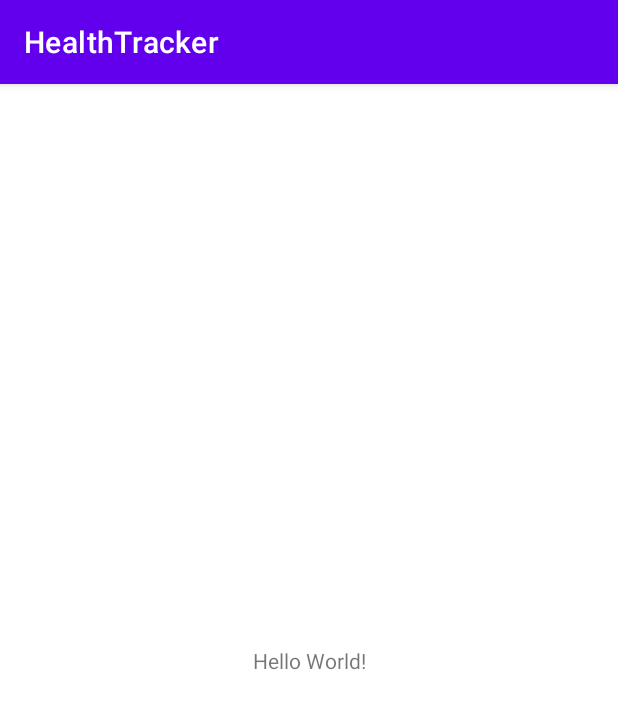
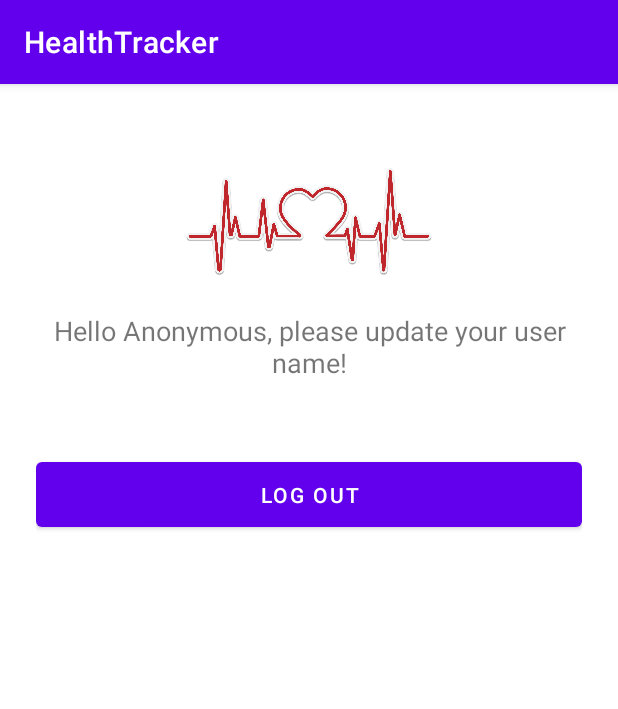
Before and after one commit to r0somak/HealthTracker, an Android app: the screen it shows after launch once a user with an empty profile is signed in (MainActivity), on a phone screen of 412 x 824 dp. Shown: the top 709 px of the screen. Run offline under Robolectric (Android 15) with nearby library versions, the phone set to English and light mode, and no system bars; our stand-ins replace Firebase (no records; nobody signed in at launch, a user with empty details on screens opened directly).

Commit message:
Logowanie i wylogowanie z aplikacji

```diff
--- a/app/src/main/java/com/example/healthtracker/MainActivity.java
+++ b/app/src/main/java/com/example/healthtracker/MainActivity.java
@@ -5,12 +5,16 @@ import androidx.appcompat.app.AppCompatActivity;
 
 import android.content.Intent;
 import android.os.Bundle;
+import android.widget.TextView;
 
+import com.google.android.material.button.MaterialButton;
 import com.google.firebase.auth.FirebaseAuth;
 import com.google.firebase.auth.FirebaseUser;
 
 public class MainActivity extends AppCompatActivity {
     private FirebaseAuth mAuth;
+    MaterialButton _logOutButton;
+    TextView _userDisplayName;
 
 
     @Override
@@ -22,17 +26,22 @@ public class MainActivity extends AppCompatActivity {
             // Not signed in, launch the Sign In activity
             startActivity(new Intent(this, SignInActivity.class));
         }
+        _userDisplayName = (TextView)findViewById(R.id.user_display_name);
+        _logOutButton = (MaterialButton)findViewById(R.id.btn_logout);
+        _logOutButton.setOnClickListener(v -> signOut());
+
+        _userDisplayName.setText("Hello " + getUserName() + "!");
     }
 
-//    @Override
-//    public void onStart() {
-//        super.onStart();
-//        // Check if user is signed in (non-null) and update UI accordingly.
-//        FirebaseUser currentUser = mAuth.getCurrentUser();
-//        if(currentUser != null){
-//            currentUser.reload();
-//        }
-//    }
+    @Override
+    public void onStart() {
+        super.onStart();
+        // Check if user is signed in (non-null) and update UI accordingly.
+        FirebaseUser currentUser = mAuth.getCurrentUser();
+        if(currentUser != null){
+            currentUser.reload();
+        }
+    }
 
     @Nullable
     private String getUserPhotoUrl() {
@@ -43,20 +52,26 @@ public class MainActivity extends AppCompatActivity {
         return null;
     }
 
-//    private String getUserName() {
-//        FirebaseUser user = mAuth.getCurrentUser();
-//        if (user != null) {
-//            return user.getDisplayName();
-//        }
-////        return user.isAnonymous();
-//    }
+    private String getUserName() {
+        FirebaseUser user = mAuth.getCurrentUser();
+        if (user != null) {
+            if(user.getDisplayName().equals(""))
+            {
+                return "Anonymous, please update your user name";
+            }else{
+                return user.getDisplayName();
+            }
+        }else
+        {
+            return "Anonymous!";
+        }
+    }
 
-//    private void signOut() {
-//        mAuth.signOut();
-//        mSignInClient.signOut();
-//        startActivity(new Intent(this, SignInActivity.class));
-//        finish();
-//    }
+    private void signOut() {
+        mAuth.signOut();
+        startActivity(new Intent(this, SignInActivity.class));
+        finish();
+    }
 
 
 }
--- a/app/src/main/res/layout/activity_main.xml
+++ b/app/src/main/res/layout/activity_main.xml
@@ -1,18 +1,42 @@
 <?xml version="1.0" encoding="utf-8"?>
-<androidx.constraintlayout.widget.ConstraintLayout xmlns:android="http://schemas.android.com/apk/res/android"
+<androidx.core.widget.NestedScrollView xmlns:android="http://schemas.android.com/apk/res/android"
     xmlns:app="http://schemas.android.com/apk/res-auto"
     xmlns:tools="http://schemas.android.com/tools"
-    android:layout_width="match_parent"
-    android:layout_height="match_parent"
+    android:layout_width="fill_parent"
+    android:layout_height="fill_parent"
+    android:fitsSystemWindows="true"
     tools:context=".MainActivity">
+    <LinearLayout
+        android:orientation="vertical"
+        android:layout_width="match_parent"
+        android:layout_height="wrap_content"
+        android:paddingTop="56dp"
+        android:paddingLeft="24dp"
+        android:paddingRight="24dp">
 
-    <TextView
-        android:layout_width="wrap_content"
-        android:layout_height="wrap_content"
-        android:text="Hello World!"
-        app:layout_constraintBottom_toBottomOf="parent"
-        app:layout_constraintLeft_toLeftOf="parent"
-        app:layout_constraintRight_toRightOf="parent"
-        app:layout_constraintTop_toTopOf="parent" />
+        <ImageView android:src="@drawable/logo"
+            android:layout_width="wrap_content"
+            android:layout_height="72dp"
+            android:layout_marginBottom="24dp"
+            android:layout_gravity="center_horizontal" />
 
-</androidx.constraintlayout.widget.ConstraintLayout>
+        <TextView
+            android:id="@+id/user_display_name"
+            android:layout_width="match_parent"
+            android:layout_height="wrap_content"
+            android:layout_marginBottom="24dp"
+            android:text="TextView"
+            android:textAlignment="center"
+            android:textSize="18sp" />
+
+        <com.google.android.material.button.MaterialButton
+            android:id="@+id/btn_logout"
+            android:layout_width="fill_parent"
+            android:layout_height="wrap_content"
+            android:layout_marginTop="24dp"
+            android:layout_marginBottom="24dp"
+            android:padding="12dp"
+            android:text="Log out"/>
+    </LinearLayout>
+
+</androidx.core.widget.NestedScrollView>
```
Also changed, not shown: app/src/main/java/com/example/healthtracker/SignInActivity.java (+55 -11 lines), app/src/main/java/com/example/healthtracker/SignUpActivity.java (+19 -11 lines).
